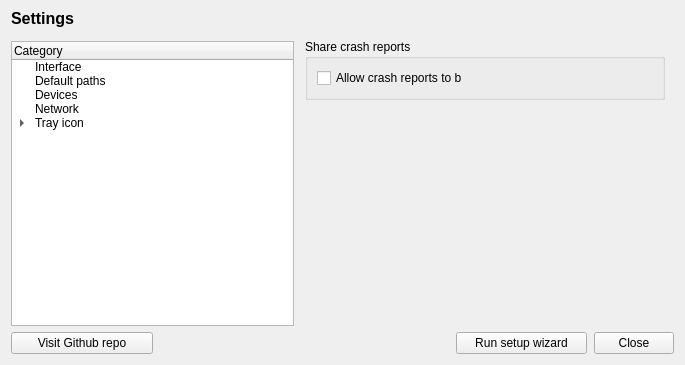
This is src/interface/fragment/SettingsFragment.ui in Audio4Linux/JDSP4Linux as Qt 5 draws it before an edit. The edited form follows.
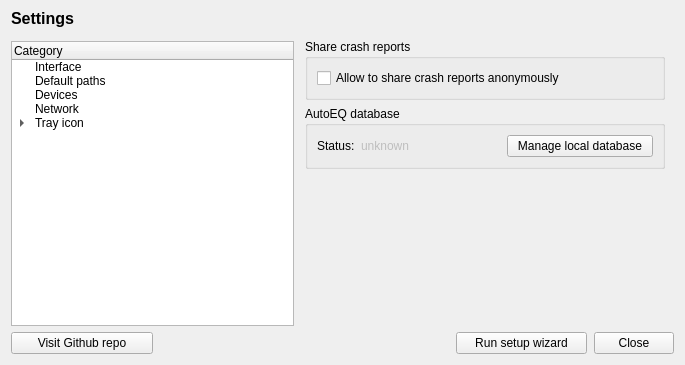
This is the edited form. Custom widgets are drawn as their Qt base class.

Commit message: Add setting entries for crash reports + autoeq db

```diff
--- a/src/interface/fragment/SettingsFragment.ui
+++ b/src/interface/fragment/SettingsFragment.ui
@@ -586,13 +586,66 @@
             <item>
              <widget class="QCheckBox" name="checkBox">
               <property name="text">
-               <string>Allow crash reports to b</string>
+               <string>Allow to share crash reports anonymously</string>
               </property>
              </widget>
             </item>
            </layout>
           </widget>
          </item>
+         <item>
+          <widget class="QGroupBox" name="groupBox_3">
+           <property name="title">
+            <string>AutoEQ database</string>
+           </property>
+           <layout class="QVBoxLayout" name="verticalLayout_11">
+            <item>
+             <layout class="QHBoxLayout" name="horizontalLayout_12">
+              <property name="topMargin">
+               <number>0</number>
+              </property>
+              <item>
+               <widget class="QLabel" name="label_5">
+                <property name="text">
+                 <string>Status:</string>
+                </property>
+               </widget>
+              </item>
+              <item>
+               <widget class="QLabel" name="aeqStatus">
+                <property name="enabled">
+                 <bool>false</bool>
+                </property>
+                <property name="text">
+                 <string>unknown</string>
+                </property>
+               </widget>
+              </item>
+              <item>
+               <spacer name="horizontalSpacer_8">
+                <property name="orientation">
+                 <enum>Qt::Horizontal</enum>
+                </property>
+                <property name="sizeHint" stdset="0">
+                 <size>
+                  <width>40</width>
+                  <height>20</height>
+                 </size>
+                </property>
+               </spacer>
+              </item>
+              <item>
+               <widget class="QPushButton" name="aeqManage">
+                <property name="text">
+                 <string>  Manage local database  </string>
+                </property>
+               </widget>
+              </item>
+             </layout>
+            </item>
+           </layout>
+          </widget>
+         </item>
          <item>
           <spacer name="verticalSpacer_3">
            <property name="orientation">
```
Left out of the diff: 2 changed lines with no effect on the pictures. The commit also changes 4 other files.
